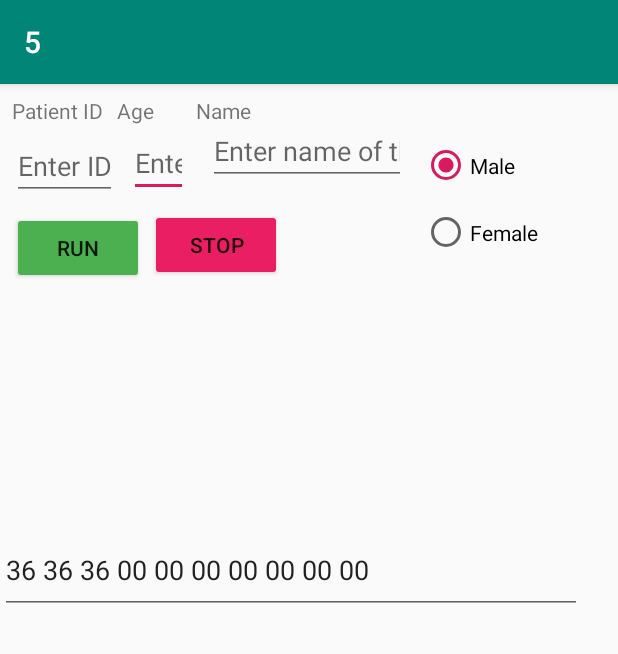
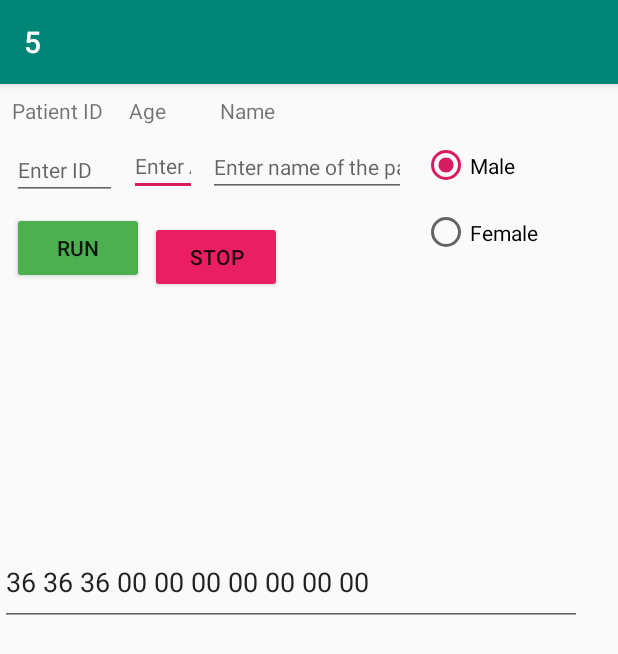
Before and after one commit to AdhamAbozaeid/cse-535-assign-1, an Android app: the screen it shows after launch (MainActivity), on a phone screen of 412 x 824 dp. Shown: the top 654 px of the screen. Run offline under Robolectric (Android 15) with nearby library versions, the phone set to English and light mode, and no system bars.

Commit message:
Update content_main.xml

```diff
--- a/5/app/src/main/res/layout/content_main.xml
+++ b/5/app/src/main/res/layout/content_main.xml
@@ -12,7 +12,7 @@
         android:id="@+id/textView3"
         android:layout_width="wrap_content"
         android:layout_height="wrap_content"
-        android:layout_marginStart="8dp"
+        android:layout_marginStart="16dp"
         android:layout_marginTop="8dp"
         android:text="Age"
         app:layout_constraintStart_toEndOf="@+id/textView2"
@@ -52,14 +52,15 @@
 
     <EditText
         android:id="@+id/editText2"
-        android:layout_width="39dp"
-        android:layout_height="40dp"
+        android:layout_width="45dp"
+        android:layout_height="39dp"
         android:layout_marginStart="8dp"
         android:layout_marginTop="8dp"
         android:layout_marginEnd="26dp"
         android:ems="10"
         android:hint="@string/edit_patient_age"
         android:inputType="number"
+        android:textSize="14sp"
         app:layout_constraintEnd_toStartOf="@+id/editText4"
         app:layout_constraintHorizontal_bias="0.0"
         app:layout_constraintStart_toEndOf="@+id/editText3"
@@ -74,6 +75,7 @@
         android:ems="10"
         android:hint="@string/edit_patient_ID"
         android:inputType="number"
+        android:textSize="14sp"
         app:layout_constraintStart_toStartOf="parent"
         app:layout_constraintTop_toBottomOf="@+id/textView2" />
 
@@ -81,7 +83,7 @@
         android:id="@+id/textView"
         android:layout_width="wrap_content"
         android:layout_height="wrap_content"
-        android:layout_marginStart="28dp"
+        android:layout_marginStart="36dp"
         android:layout_marginTop="8dp"
         android:text="Name"
         app:layout_constraintStart_toEndOf="@+id/textView3"
@@ -91,10 +93,12 @@
         android:id="@+id/editText4"
         android:layout_width="132dp"
         android:layout_height="40dp"
-        android:layout_marginStart="36dp"
+        android:layout_marginStart="28dp"
+        android:layout_marginTop="8dp"
         android:ems="10"
         android:hint="@string/edit_patient_name"
         android:inputType="textPersonName"
+        android:textSize="14sp"
         app:layout_constraintStart_toEndOf="@+id/textView3"
         app:layout_constraintTop_toBottomOf="@+id/textView" />
 
```
